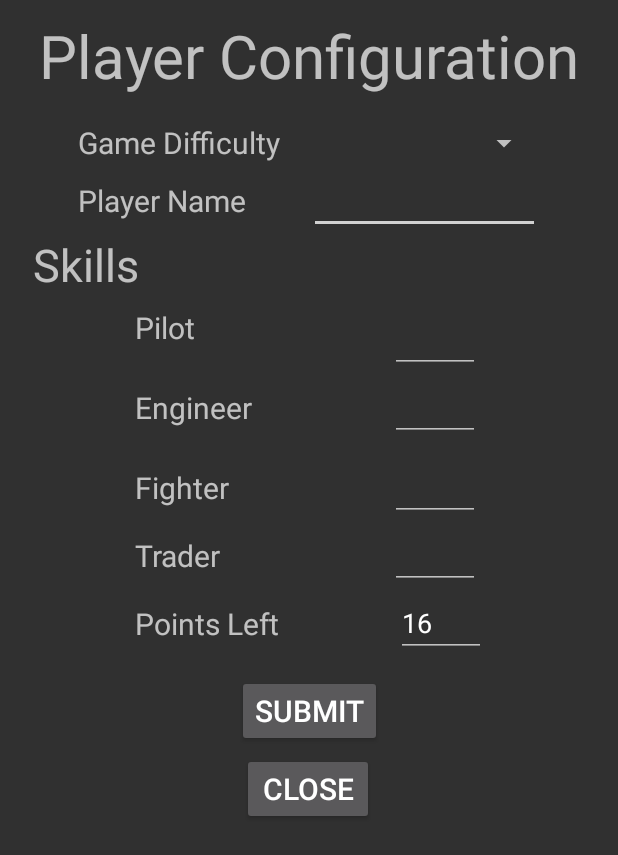
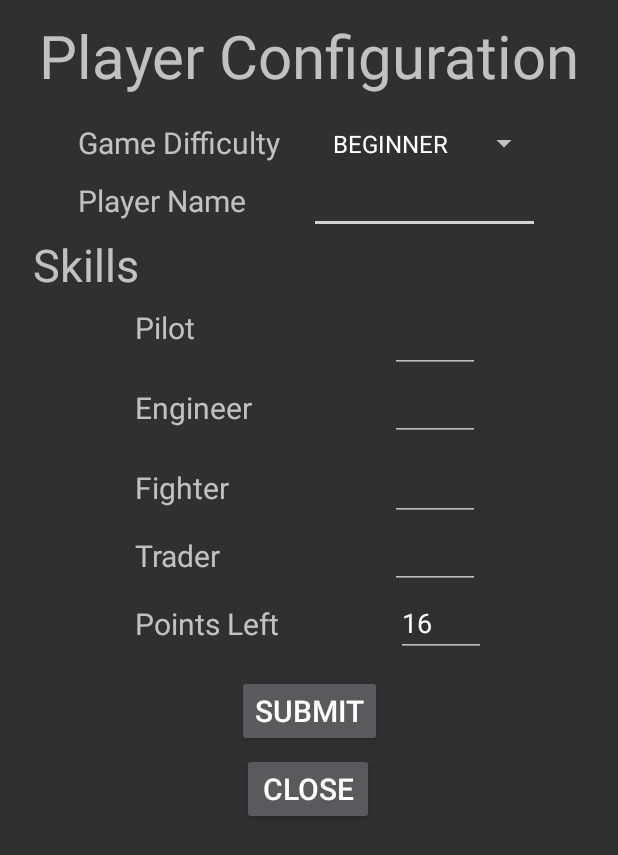
Before and after one commit to helblazer811/SpaceTrader, an Android app: the PlayerConfigurationActivity screen opened directly, with no data from a screen before it, on a phone screen of 412 x 824 dp. Shown: the top 855 px of the screen. Run offline under Robolectric (Android 15) with nearby library versions, the phone set to English and light mode, and no system bars; our stand-ins replace Room's generated code, data binding.

Commit message:
Working client side form for user configuration. Now must implement the back end

```diff
--- a/app/src/main/java/com/example/spacetrader/viewmodels/PlayerConfigurationViewModel.java
+++ b/app/src/main/java/com/example/spacetrader/viewmodels/PlayerConfigurationViewModel.java
@@ -3,16 +3,25 @@ package com.example.spacetrader.viewmodels;
 import android.arch.lifecycle.MutableLiveData;
 import android.arch.lifecycle.ViewModel;
 import android.databinding.BindingAdapter;
+import android.databinding.InverseBindingAdapter;
+import android.databinding.InverseBindingListener;
+import android.databinding.InverseBindingMethod;
+import android.databinding.InverseBindingMethods;
 import android.view.View;
+import android.widget.AdapterView;
+import android.widget.ArrayAdapter;
 import android.widget.EditText;
+import android.widget.Spinner;
 
 import com.example.spacetrader.dataaccess.DataAccessFacade;
+import com.example.spacetrader.entities.Game;
+import com.example.spacetrader.entities.GameDifficulty;
 import com.example.spacetrader.entities.initializers.GameInitializer;
 import com.example.spacetrader.entities.Player;
-import com.example.spacetrader.entities.Universe;
 
-import java.util.Map;
-
+@InverseBindingMethods({
+        @InverseBindingMethod(type = Spinner.class, attribute = "android:selectedItemPosition"),
+})
 public class PlayerConfigurationViewModel extends ViewModel {
 
     private GameInitializer gameInitializer;
@@ -22,7 +31,6 @@ public class PlayerConfigurationViewModel extends ViewModel {
 
     private View.OnFocusChangeListener onFocusName;
     private View.OnFocusChangeListener onFocusPoint;
-    private View.OnClickListener onClickSubmit;
 
     //Live data objects for the form data
     private MutableLiveData<Player> submitButtonClick = new MutableLiveData<>();
@@ -33,23 +41,6 @@ public class PlayerConfigurationViewModel extends ViewModel {
         /*dataAccessFacade = DataAccessFacade.getInstance(
                 getApplication().getApplicationContext());
         */
-    }
-
-    /*
-        Handles the submission of the player configuration
-     */
-    public void onSubmit(Map<String, Object> configuration) throws Exception{
-        //initialize the game objects
-        //throws error if invalid configuration
-        Player player = gameInitializer.initializePlayer(configuration);
-        Universe universe = gameInitializer.initializeUniverse();
-
-        //throw an error if the player is already in the database maybe
-        dataAccessFacade.insertPlayer(player);
-
-        //store in database
-        //dataAccessFacade.insertGame();
-
     }
 
     /* init function
@@ -78,6 +69,7 @@ public class PlayerConfigurationViewModel extends ViewModel {
                 }
             }
         };
+
     }
 
     public Player getPlayer() {
@@ -109,8 +101,8 @@ public class PlayerConfigurationViewModel extends ViewModel {
         } else {
             editText.setError((String) strOrResId);
         }
+    }
 
-    }
     @BindingAdapter("onFocus")
     public static void bindFocusChange(EditText editText, View.OnFocusChangeListener onFocusChangeListener) {
         if (editText.getOnFocusChangeListener() == null) {
@@ -118,6 +110,4 @@ public class PlayerConfigurationViewModel extends ViewModel {
         }
     }
 
-
-
 }
--- /dev/null
+++ b/app/src/main/java/com/example/spacetrader/viewmodels/binding/PlayerConfigurationBindingUtil.java
@@ -0,0 +1,4 @@
+package com.example.spacetrader.viewmodels.binding;
+
+public class PlayerConfigurationBindingUtil {
+}
--- a/app/src/main/java/com/example/spacetrader/views/PlayerConfigurationActivity.java
+++ b/app/src/main/java/com/example/spacetrader/views/PlayerConfigurationActivity.java
@@ -2,9 +2,11 @@ package com.example.spacetrader.views;
 
 import android.arch.lifecycle.ViewModelProviders;
 import android.arch.lifecycle.Observer;
+import android.content.Intent;
 import android.databinding.DataBindingUtil;
 import android.os.Bundle;
 import android.support.v7.app.AppCompatActivity;
+import android.support.v7.widget.AppCompatSpinner;
 import android.view.View;
 import android.widget.ArrayAdapter;
 import android.widget.Button;
@@ -31,51 +33,8 @@ public class PlayerConfigurationActivity extends AppCompatActivity {
 
         setupBindings(savedInstanceState);
         setupSubmitButton();
-
-        //difficulty spinner
-        /*final Spinner gameDifficultySpinner = defineGameDifficultySpinner();
-
-        final EditText nameString =  ((EditText) findViewById(R.id.nameString));
-        final EditText pilotPoints = ((EditText) findViewById(R.id.pilot_number));
-        final EditText fighterPoints = ((EditText) findViewById(R.id.fighter_number));
-        final EditText engineerPoints = ((EditText) findViewById(R.id.engineer_number));
-        final EditText traderPoints = ((EditText) findViewById(R.id.trader_number));
-
-        Button submit = (Button) findViewById(R.id.submit_button);
-
-        defineCloseButton();
-
-        submit.setOnClickListener(new View.OnClickListener() {
-            @Override
-            public void onClick(View v) {
-                Map<String, Object> configuration = new HashMap<String, Object>();
-                //get all of the data from the forms
-                configuration.put("name", nameString.getText().toString());
-                configuration.put("game_difficulty", gameDifficultySpinner.getSelectedItem());
-                configuration.put("pilot", Integer.parseInt(pilotPoints.getText().toString()));
-                configuration.put("fighter", Integer.parseInt(fighterPoints.getText().toString()) );
-                configuration.put("trader", Integer.parseInt(traderPoints.getText().toString()));
-                configuration.put("engineer", Integer.parseInt(engineerPoints.getText().toString()));
-
-                try {
-                    viewModel.onSubmit(configuration);
-
-                    Intent myIntent =
-                            new Intent(
-                                    PlayerConfigurationActivity.this,
-                                    MainActivity.class
-                            );
-                    System.out.println("Calling main activity intent");
-
-                    startActivity(myIntent);
-
-                } catch (Exception e) {
-                    e.printStackTrace();
-                    displayExceptionMessage(e.getMessage());
-                }
-            }
-        });
-        */
+        setupGameDifficultySpinner();
+        setupCloseButton();
 
     }
 
@@ -100,39 +59,38 @@ public class PlayerConfigurationActivity extends AppCompatActivity {
                 Toast.makeText(PlayerConfigurationActivity.this,
                         playerModel.toString(),
                         Toast.LENGTH_SHORT).show();
+                //intent to go to next activity
+
+                Intent myIntent = new Intent(
+                                PlayerConfigurationActivity.this,
+                                MainActivity.class
+                    );
+
+                System.out.println("Calling main activity intent");
+
+                startActivity(myIntent);
             }
         });
     }
+    private void setupGameDifficultySpinner(){
+        AppCompatSpinner gameDifficultySpinner = (AppCompatSpinner) findViewById(R.id.game_difficulty_spinner);
 
-    /*
-    private void displayExceptionMessage(String msg) {
-        Toast.makeText(this, msg, Toast.LENGTH_SHORT).show();
+        ArrayAdapter<GameDifficulty> gameDifficultySpinnerAdapter = new ArrayAdapter<GameDifficulty>(this, android.R.layout.simple_spinner_item, GameDifficulty.values());
+        gameDifficultySpinnerAdapter.setDropDownViewResource(android.R.layout.simple_spinner_dropdown_item);
+        gameDifficultySpinner.setAdapter(gameDifficultySpinnerAdapter);
     }
 
-    private void defineCloseButton(){
-        Button btn1 = (Button) findViewById(R.id.close);
-        btn1.setOnClickListener(new View.OnClickListener() {
+
+    private void setupCloseButton(){
+        Button closeButton = (Button) findViewById(R.id.close);
+        closeButton.setOnClickListener(new View.OnClickListener() {
 
             @Override
             public void onClick(View v) {
-                // TODO Auto-generated method stub
                 finish();
                 System.exit(0);
             }
         });
     }
 
-    private Spinner defineGameDifficultySpinner(){
-        Spinner gameDifficultySpinner = (Spinner) findViewById(R.id.game_difficulty_spinner);
-
-        ArrayAdapter<GameDifficulty> gameDifficultySpinnerAdapter = new ArrayAdapter<GameDifficulty>(this, android.R.layout.simple_spinner_item, GameDifficulty.values());
-        gameDifficultySpinnerAdapter.setDropDownViewResource(android.R.layout.simple_spinner_dropdown_item);
-        gameDifficultySpinner.setAdapter(gameDifficultySpinnerAdapter);
-
-        return gameDifficultySpinner;
-    }
-
-    */
-
-
 }
--- a/app/src/main/res/layout/activity_player_configuration.xml
+++ b/app/src/main/res/layout/activity_player_configuration.xml
@@ -40,10 +40,11 @@
         app:layout_constraintStart_toStartOf="@+id/player_name"
         app:layout_constraintTop_toTopOf="@+id/game_difficulty_spinner" />
 
-    <Spinner
+    <android.support.v7.widget.AppCompatSpinner
         android:id="@+id/game_difficulty_spinner"
         android:layout_width="146dp"
         android:layout_height="31dp"
+        android:selectedItemPosition="@={viewmodel.player.selectedDifficultyPosition}"
         app:layout_constraintEnd_toEndOf="@+id/nameString"
         app:layout_constraintTop_toBottomOf="@+id/player_configuration_header" />
 
```
Also changed, not shown: app/src/main/java/com/example/spacetrader/entities/Player.java (+35 -13 lines), 1 other file.
